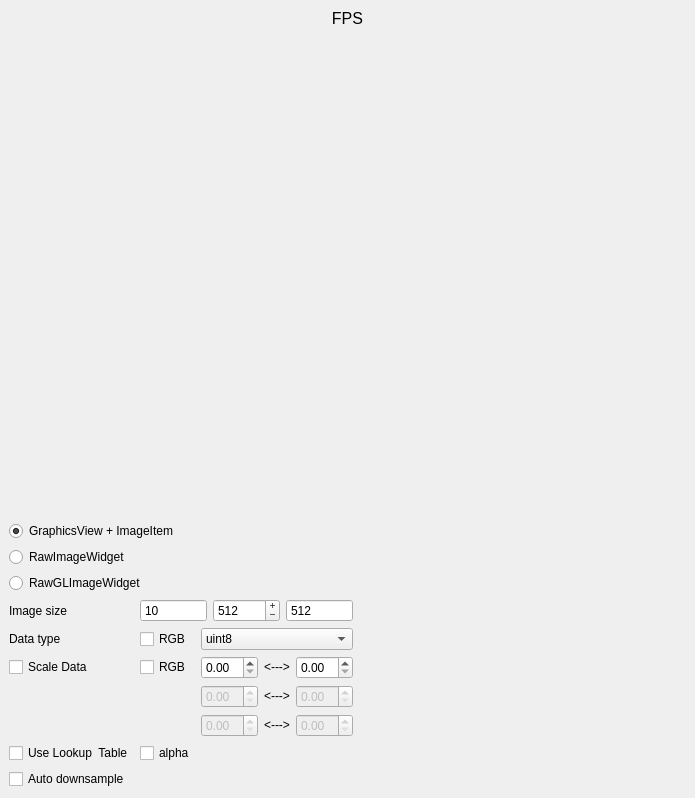
Above: examples/VideoTemplate.ui from pyqtgraph/pyqtgraph before the change. Below: the same form after it.
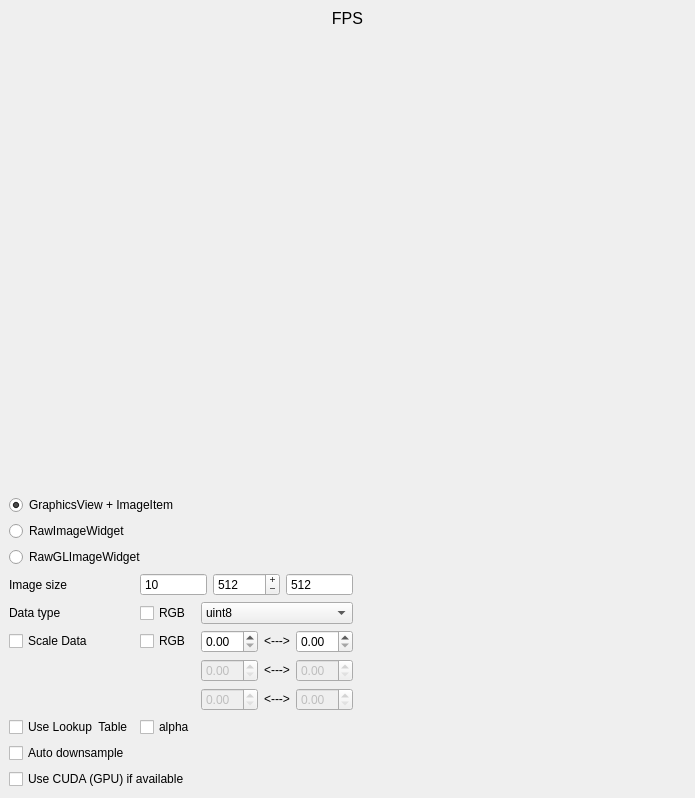
That is the form after the change. Custom widgets are drawn as their Qt base class.

Commit message: Performance enhancement: use CUDA in ImageItem (#1466)

Diff of the .ui file:
```diff
--- a/examples/VideoTemplate.ui
+++ b/examples/VideoTemplate.ui
@@ -15,6 +15,13 @@
   </property>
   <widget class="QWidget" name="centralwidget">
    <layout class="QGridLayout" name="gridLayout_2">
+    <item row="9" column="0" colspan="2">
+     <widget class="QCheckBox" name="cudaCheck">
+      <property name="text">
+       <string>Use CUDA (GPU) if available</string>
+      </property>
+     </widget>
+    </item>
     <item row="8" column="0" colspan="2">
      <widget class="QCheckBox" name="downsampleCheck">
       <property name="text">
```
The commit also changes 13 other files.
